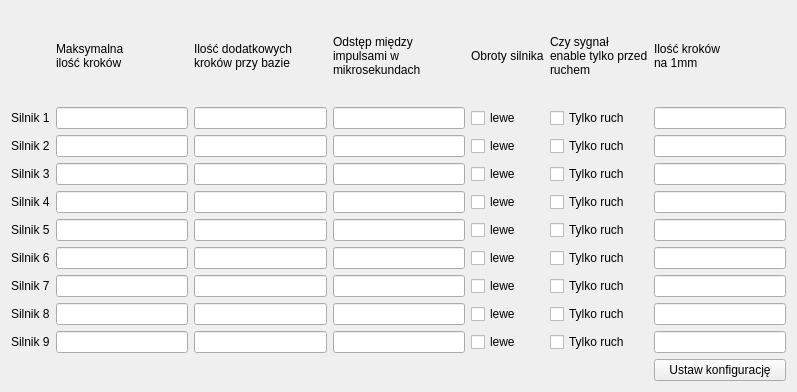
Above: CzujkiLinioweApp/sterownikustawieniawidget.ui from wiacekmarcin/CzujkiLiniowe before the change. Below: the same form after it.
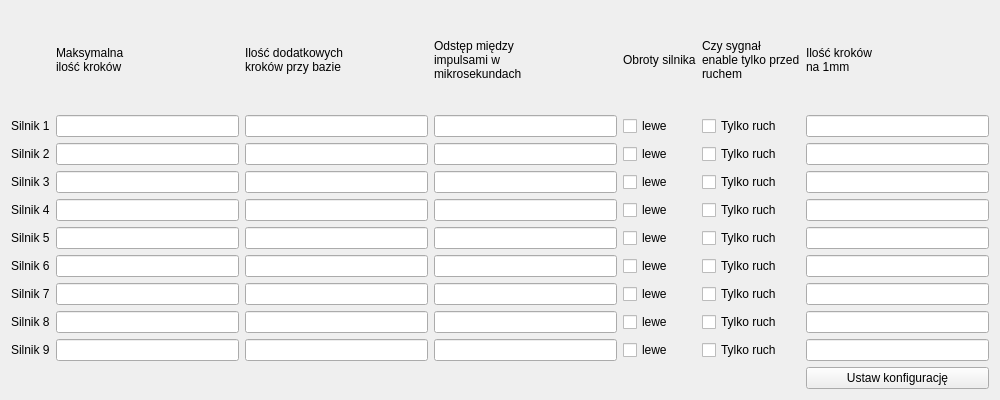
That is the form after the change.

Diff of the .ui file:
```diff
--- a/CzujkiLinioweApp/sterownikustawieniawidget.ui
+++ b/CzujkiLinioweApp/sterownikustawieniawidget.ui
@@ -6,10 +6,22 @@
    <rect>
     <x>0</x>
     <y>0</y>
-    <width>797</width>
-    <height>392</height>
+    <width>1000</width>
+    <height>400</height>
    </rect>
   </property>
+  <property name="minimumSize">
+   <size>
+    <width>1000</width>
+    <height>400</height>
+   </size>
+  </property>
+  <property name="maximumSize">
+   <size>
+    <width>1920</width>
+    <height>1200</height>
+   </size>
+  </property>
   <property name="windowTitle">
    <string>Form</string>
   </property>
```
